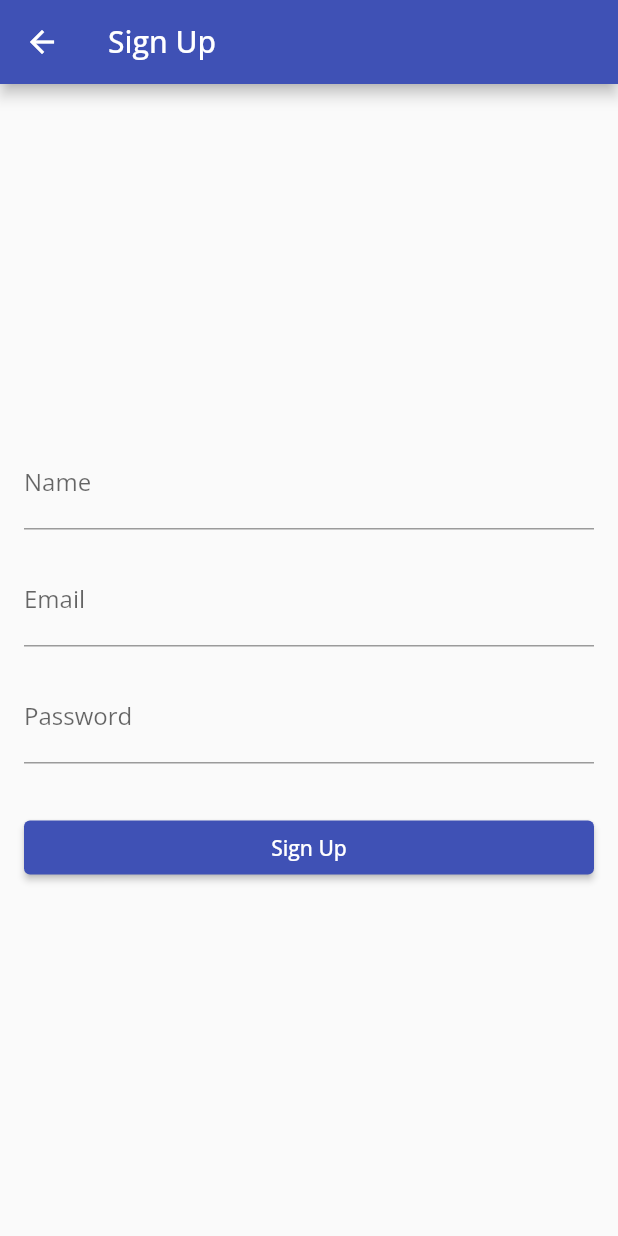
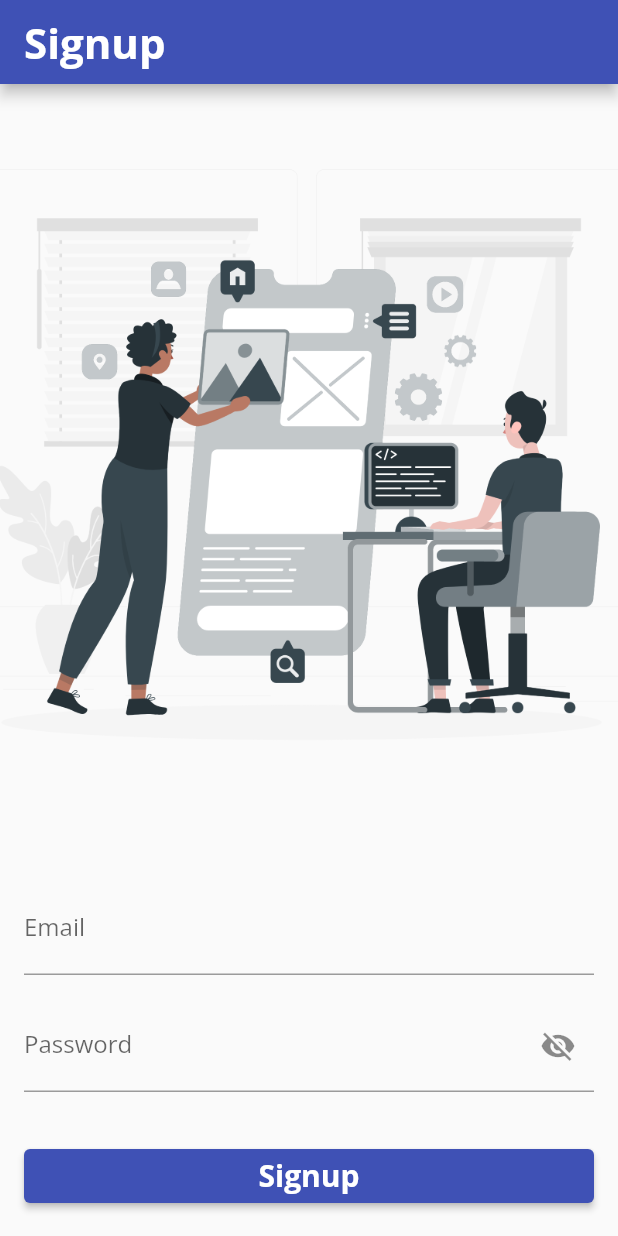
Before and after one commit to nangahamandine/cipher_comm, a Flutter app: the SignupScreen screen opened directly, on a phone screen of 412 x 824 dp. Run offline on Flutter 3.47's test engine with Material 2 defaults, Android fonts, the phone set to English and light mode, and no system bars; our stand-ins replace contacts_service, firebase_auth, firebase_core, google_fonts; accounts and stored records are empty.

Commit message:
Updated signup_screen.dart file

```diff
--- a/lib/main.dart
+++ b/lib/main.dart
@@ -1,5 +1,6 @@
 import 'package:cipher_comm/screens/home_screen.dart';
 import 'package:cipher_comm/screens/login_screen.dart';
+import 'package:cipher_comm/screens/signup_screen.dart';
 import 'package:flutter/material.dart';
 import 'package:google_fonts/google_fonts.dart';
 
@@ -18,7 +19,7 @@ class MyApp extends StatelessWidget {
         primarySwatch: Colors.indigo,
         visualDensity: VisualDensity.adaptivePlatformDensity,
       ),
-      home: LoginScreen(),
+      home: SignupScreen(),
     );
   }
 }
--- a/lib/screens/signup_screen.dart
+++ b/lib/screens/signup_screen.dart
@@ -1,46 +1,155 @@
+import 'dart:async';
+import 'package:cipher_comm/screens/login_screen.dart';
 import 'package:flutter/material.dart';
+import 'package:google_fonts/google_fonts.dart';
+import 'chat_screen.dart';
 
-class SignupScreen extends StatelessWidget {
+class SignupScreen extends StatefulWidget {
+  @override
+  _SignupScreenState createState() => _SignupScreenState();
+}
+
+class _SignupScreenState extends State<SignupScreen> {
+  final TextEditingController emailController = TextEditingController();
+  final TextEditingController passwordController = TextEditingController();
+
+  bool _isPasswordVisible = false;
+
+  void _togglePasswordVisibility() {
+    setState(() {
+      _isPasswordVisible = !_isPasswordVisible;
+    });
+  }
+
+  void _signup() {
+    String email = emailController.text.trim();
+    String password = passwordController.text.trim();
+
+    if (email.isEmpty || password.isEmpty) {
+      throw Exception('Both email and password are required fields.');
+    } else if (!email.contains('@')) {
+      throw Exception('Invalid email address.');
+    } else {
+      _showSuccessDialog();
+      Timer(Duration(seconds: 3), () {
+        Navigator.pushReplacement(
+          context,
+          MaterialPageRoute(builder: (context) => LoginScreen()),
+        );
+      });
+    }
+  }
+
+  void _showSuccessDialog() {
+    showDialog(
+      context: context,
+      builder: (context) => AlertDialog(
+        title: Text('Success'),
+        content: Text('Signup was successful.'),
+        actions: [
+          TextButton(
+            child: Text('OK'),
+            onPressed: () {
+              Navigator.pop(context);
+            },
+          ),
+        ],
+      ),
+    );
+  }
+
   @override
   Widget build(BuildContext context) {
     return Scaffold(
       appBar: AppBar(
-        title: Text('Sign Up'),
+        title: Text(
+          'Signup',
+          style: GoogleFonts.openSans(
+            textStyle: TextStyle(
+              fontSize: 28,
+              fontWeight: FontWeight.bold,
             ),
-      body: Padding(
+          ),
+        ),
+      ),
+      body: Column(
+        children: [
+          Expanded(
+            child: Image.asset(
+              'assets/images/top3.png',
+              fit: BoxFit.cover,
+            ),
+          ),
+          Padding(
             padding: EdgeInsets.all(16.0),
             child: Column(
               mainAxisAlignment: MainAxisAlignment.center,
               crossAxisAlignment: CrossAxisAlignment.stretch,
               children: [
                 TextField(
-              decoration: InputDecoration(
-                labelText: 'Name',
-              ),
-            ),
-            SizedBox(height: 16.0),
-            TextField(
+                  controller: emailController,
                   decoration: InputDecoration(
                     labelText: 'Email',
                   ),
                 ),
                 SizedBox(height: 16.0),
                 TextField(
-              obscureText: true,
+                  controller: passwordController,
+                  obscureText: !_isPasswordVisible,
                   decoration: InputDecoration(
                     labelText: 'Password',
+                    suffixIcon: IconButton(
+                      icon: Icon(_isPasswordVisible
+                          ? Icons.visibility
+                          : Icons.visibility_off),
+                      onPressed: _togglePasswordVisibility,
+                    ),
                   ),
                 ),
                 SizedBox(height: 32.0),
                 ElevatedButton(
                   onPressed: () {
-                // TODO: Implement sign up functionality
+                    try {
+                      _signup();
+                    } catch (e) {
+                      showDialog(
+                        context: context,
+                        builder: (context) => AlertDialog(
+                          title: Text(
+                            'Error',
+                            style: TextStyle(color: Colors.red),
+                          ),
+                          content: Text(
+                            e.toString(),
+                            style: TextStyle(color: Colors.red),
+                          ),
+                          actions: [
+                            TextButton(
+                              child: Text('OK'),
+                              onPressed: () {
+                                Navigator.pop(context);
                               },
-              child: Text('Sign Up'),
+                            ),
+                          ],
+                        ),
+                      );
+                    }
+                  },
+                  child: Text(
+                    'Signup',
+                    style: GoogleFonts.openSans(
+                      textStyle: TextStyle(
+                        fontSize: 20,
+                        fontWeight: FontWeight.bold,
+                      ),
+                    ),
+                  ),
                 ),
               ],
             ),
           ),
+        ],
+      ),
     );
   }
 }
```
Also changed, not shown: assets/images/top3.png (added), lib/screens/welcome_screen.dart (added). Lines whose indentation alone changed are shown as unchanged.
